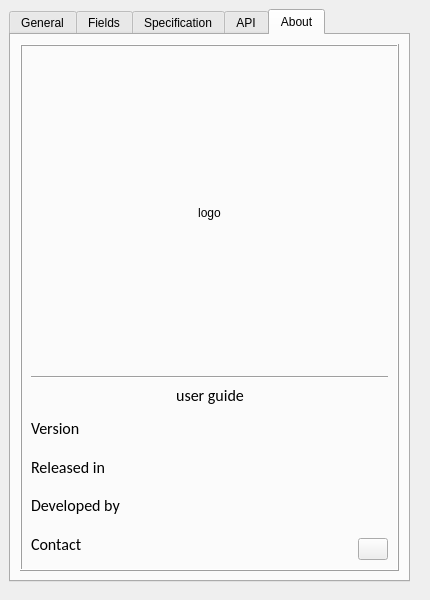
Above: common/gui/forms/settings_window.ui from FedorIvanov37/signal before the change. Below: the same form after it.
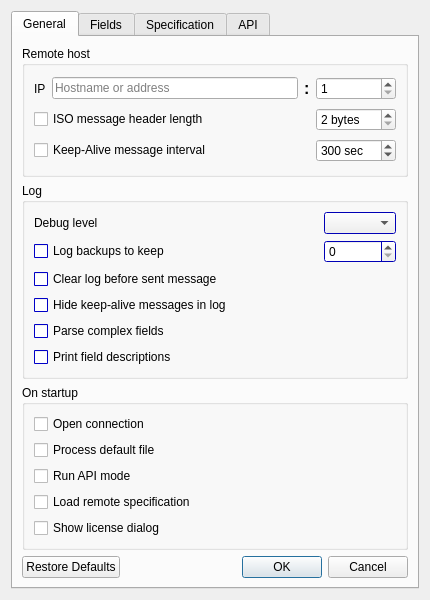
That is the form after the change.

Commit message: Prepare Signal v0.21: core, interfaces, user guide and release tooling

Patch:
```diff
--- a/common/gui/forms/settings_window.ui
+++ b/common/gui/forms/settings_window.ui
@@ -31,15 +31,9 @@
   <property name="windowTitle">
    <string>Signal | Configuration</string>
   </property>
+  <layout class="QGridLayout" name="gridLayout_10">
+   <item row="0" column="0">
   <widget class="QTabWidget" name="MainTabs">
-   <property name="geometry">
-    <rect>
-     <x>9</x>
-     <y>9</y>
-     <width>401</width>
-     <height>573</height>
-    </rect>
-   </property>
    <property name="currentIndex">
     <number>4</number>
    </property>
@@ -142,7 +136,7 @@
         <item row="1" column="0">
          <widget class="QCheckBox" name="HeaderLengthMode">
           <property name="text">
-           <string>ISO Message header length</string>
+             <string>ISO message header length</string>
           </property>
          </widget>
         </item>
@@ -210,13 +204,13 @@
           <property name="minimumSize">
            <size>
             <width>80</width>
-            <height>20</height>
+              <height>0</height>
            </size>
           </property>
           <property name="maximumSize">
            <size>
             <width>55</width>
-            <height>20</height>
+              <height>16777215</height>
            </size>
           </property>
           <property name="buttonSymbols">
@@ -328,7 +322,7 @@
         <item row="3" column="0" colspan="2">
          <widget class="QCheckBox" name="ReduceKeepAlive">
           <property name="text">
-           <string>Hide Keep-Alive in log</string>
+             <string>Hide keep-alive messages in log</string>
           </property>
          </widget>
         </item>
@@ -411,7 +405,7 @@
         <item row="5" column="0" colspan="2">
          <widget class="QCheckBox" name="PrintDescription">
           <property name="text">
-           <string>Print fields description</string>
+             <string>Print field descriptions</string>
           </property>
          </widget>
         </item>
@@ -431,7 +425,7 @@
         <item row="1" column="0">
          <widget class="QCheckBox" name="LogBackupStorageExists">
           <property name="text">
-           <string>Logfiles backup storage depth</string>
+             <string>Log backups to keep</string>
           </property>
          </widget>
         </item>
@@ -960,431 +954,10 @@
      </item>
     </layout>
    </widget>
-   <widget class="QWidget" name="About">
-    <attribute name="title">
-     <string>About</string>
-    </attribute>
-    <layout class="QGridLayout" name="gridLayout_12">
-     <item row="0" column="0">
-      <widget class="QFrame" name="frame">
-       <property name="frameShape">
-        <enum>QFrame::Box</enum>
-       </property>
-       <property name="frameShadow">
-        <enum>QFrame::Raised</enum>
-       </property>
-       <layout class="QGridLayout" name="gridLayout_11">
-        <item row="0" column="1">
-         <spacer name="verticalSpacer_7">
-          <property name="orientation">
-           <enum>Qt::Vertical</enum>
-          </property>
-          <property name="sizeHint" stdset="0">
-           <size>
-            <width>20</width>
-            <height>40</height>
-           </size>
-          </property>
-         </spacer>
-        </item>
-        <item row="1" column="0">
-         <spacer name="horizontalSpacer_4">
-          <property name="orientation">
-           <enum>Qt::Horizontal</enum>
-          </property>
-          <property name="sizeHint" stdset="0">
-           <size>
-            <width>146</width>
-            <height>20</height>
-           </size>
-          </property>
-         </spacer>
-        </item>
-        <item row="1" column="1">
-         <widget class="QLabel" name="logoLabel">
-          <property name="sizePolicy">
-           <sizepolicy hsizetype="Fixed" vsizetype="Fixed">
-            <horstretch>0</horstretch>
-            <verstretch>0</verstretch>
-           </sizepolicy>
-          </property>
-          <property name="minimumSize">
-           <size>
-            <width>0</width>
-            <height>0</height>
-           </size>
-          </property>
-          <property name="maximumSize">
-           <size>
-            <width>3000</width>
-            <height>5000</height>
-           </size>
-          </property>
-          <property name="frameShape">
-           <enum>QFrame::NoFrame</enum>
-          </property>
-          <property name="frameShadow">
-           <enum>QFrame::Plain</enum>
-          </property>
-          <property name="text">
-           <string>logo</string>
-          </property>
-          <property name="scaledContents">
-           <bool>true</bool>
-          </property>
-          <property name="alignment">
-           <set>Qt::AlignCenter</set>
-          </property>
-         </widget>
-        </item>
-        <item row="1" column="2">
-         <spacer name="horizontalSpacer_8">
-          <property name="orientation">
-           <enum>Qt::Horizontal</enum>
-          </property>
-          <property name="sizeHint" stdset="0">
-           <size>
-            <width>145</width>
-            <height>20</height>
-           </size>
-          </property>
-         </spacer>
-        </item>
-        <item row="2" column="1">
-         <spacer name="verticalSpacer_6">
-          <property name="orientation">
-           <enum>Qt::Vertical</enum>
-          </property>
-          <property name="sizeHint" stdset="0">
-           <size>
-            <width>20</width>
-            <height>40</height>
-           </size>
-          </property>
-         </spacer>
-        </item>
-        <item row="3" column="0" colspan="3">
-         <widget class="Line" name="line">
-          <property name="orientation">
-           <enum>Qt::Horizontal</enum>
-          </property>
-         </widget>
-        </item>
-        <item row="4" column="0" colspan="3">
-         <layout class="QHBoxLayout" name="horizontalLayout_5">
-          <item>
-           <spacer name="horizontalSpacer_10">
-            <property name="orientation">
-             <enum>Qt::Horizontal</enum>
-            </property>
-            <property name="sizeHint" stdset="0">
-             <size>
-              <width>40</width>
-              <height>20</height>
-             </size>
-            </property>
-           </spacer>
-          </item>
-          <item>
-           <widget class="QLabel" name="UserGuideLink">
-            <property name="font">
-             <font>
-              <family>Calibri</family>
-              <pointsize>12</pointsize>
-             </font>
-            </property>
-            <property name="text">
-             <string>user guide</string>
-            </property>
-            <property name="alignment">
-             <set>Qt::AlignCenter</set>
-            </property>
-           </widget>
-          </item>
-          <item>
-           <spacer name="horizontalSpacer_11">
-            <property name="orientation">
-             <enum>Qt::Horizontal</enum>
-            </property>
-            <property name="sizeHint" stdset="0">
-             <size>
-              <width>40</width>
-              <height>20</height>
-             </size>
-            </property>
-           </spacer>
-          </item>
-         </layout>
-        </item>
-        <item row="5" column="0" colspan="3">
-         <layout class="QHBoxLayout" name="horizontalLayout_13">
-          <item>
-           <layout class="QVBoxLayout" name="verticalLayout_2">
-            <item>
-             <widget class="QLabel" name="VersionLabel">
-              <property name="palette">
-               <palette>
-                <active>
-                 <colorrole role="Text">
-                  <brush brushstyle="SolidPattern">
-                   <color alpha="255">
-                    <red>0</red>
-                    <green>0</green>
-                    <blue>127</blue>
-                   </color>
-                  </brush>
-                 </colorrole>
-                </active>
-                <inactive>
-                 <colorrole role="Text">
-                  <brush brushstyle="SolidPattern">
-                   <color alpha="255">
-                    <red>0</red>
-                    <green>0</green>
-                    <blue>127</blue>
-                   </color>
-                  </brush>
-                 </colorrole>
-                </inactive>
-                <disabled>
-                 <colorrole role="Text">
-                  <brush brushstyle="SolidPattern">
-                   <color alpha="255">
-                    <red>120</red>
-                    <green>120</green>
-                    <blue>120</blue>
-                   </color>
-                  </brush>
-                 </colorrole>
-                </disabled>
-               </palette>
-              </property>
-              <property name="font">
-               <font>
-                <family>Calibri</family>
-                <pointsize>12</pointsize>
-               </font>
-              </property>
-              <property name="text">
-               <string>Version</string>
-              </property>
-              <property name="textInteractionFlags">
-               <set>Qt::NoTextInteraction</set>
-              </property>
-             </widget>
-            </item>
-            <item>
-             <widget class="QLabel" name="ReleaseLabel">
-              <property name="palette">
-               <palette>
-                <active>
-                 <colorrole role="Text">
-                  <brush brushstyle="SolidPattern">
-                   <color alpha="255">
-                    <red>0</red>
-                    <green>0</green>
-                    <blue>127</blue>
-                   </color>
-                  </brush>
-                 </colorrole>
-                </active>
-                <inactive>
-                 <colorrole role="Text">
-                  <brush brushstyle="SolidPattern">
-                   <color alpha="255">
-                    <red>0</red>
-                    <green>0</green>
-                    <blue>127</blue>
-                   </color>
-                  </brush>
-                 </colorrole>
-                </inactive>
-                <disabled>
-                 <colorrole role="Text">
-                  <brush brushstyle="SolidPattern">
-                   <color alpha="255">
-                    <red>120</red>
-                    <green>120</green>
-                    <blue>120</blue>
-                   </color>
-                  </brush>
-                 </colorrole>
-                </disabled>
-               </palette>
-              </property>
-              <property name="font">
-               <font>
-                <family>Calibri</family>
-                <pointsize>12</pointsize>
-               </font>
-              </property>
-              <property name="text">
-               <string>Released in</string>
-              </property>
-              <property name="textInteractionFlags">
-               <set>Qt::NoTextInteraction</set>
-              </property>
-             </widget>
-            </item>
-            <item>
-             <widget class="QLabel" name="AuthorLabel">
-              <property name="palette">
-               <palette>
-                <active>
-                 <colorrole role="Text">
-                  <brush brushstyle="SolidPattern">
-                   <color alpha="255">
-                    <red>0</red>
-                    <green>0</green>
-                    <blue>127</blue>
-                   </color>
-                  </brush>
-                 </colorrole>
-                </active>
-                <inactive>
-                 <colorrole role="Text">
-                  <brush brushstyle="SolidPattern">
-                   <color alpha="255">
-                    <red>0</red>
-                    <green>0</green>
-                    <blue>127</blue>
-                   </color>
-                  </brush>
-                 </colorrole>
-                </inactive>
-                <disabled>
-                 <colorrole role="Text">
-                  <brush brushstyle="SolidPattern">
-                   <color alpha="255">
-                    <red>120</red>
-                    <green>120</green>
-                    <blue>120</blue>
-                   </color>
-                  </brush>
-                 </colorrole>
-                </disabled>
-               </palette>
-              </property>
-              <property name="font">
-               <font>
-                <family>Calibri</family>
-                <pointsize>12</pointsize>
-               </font>
-              </property>
-              <property name="text">
-               <string>Developed by</string>
-              </property>
-              <property name="textInteractionFlags">
-               <set>Qt::NoTextInteraction</set>
-              </property>
-             </widget>
-            </item>
-            <item>
-             <widget class="QLabel" name="ContactLabel">
-              <property name="palette">
-               <palette>
-                <active>
-                 <colorrole role="Text">
-                  <brush brushstyle="SolidPattern">
-                   <color alpha="255">
-                    <red>0</red>
-                    <green>0</green>
-                    <blue>127</blue>
-                   </color>
-                  </brush>
-                 </colorrole>
-                </active>
-                <inactive>
-                 <colorrole role="Text">
-                  <brush brushstyle="SolidPattern">
-                   <color alpha="255">
-                    <red>0</red>
-                    <green>0</green>
-                    <blue>127</blue>
-                   </color>
-                  </brush>
-                 </colorrole>
-                </inactive>
-                <disabled>
-                 <colorrole role="Text">
-                  <brush brushstyle="SolidPattern">
-                   <color alpha="255">
-                    <red>120</red>
-                    <green>120</green>
-                    <blue>120</blue>
-                   </color>
-                  </brush>
-                 </colorrole>
-                </disabled>
-               </palette>
-              </property>
-              <property name="font">
-               <font>
-                <family>Calibri</family>
-                <pointsize>12</pointsize>
-               </font>
-              </property>
-              <property name="text">
-               <string>Contact</string>
-              </property>
-              <property name="textInteractionFlags">
-               <set>Qt::LinksAccessibleByMouse</set>
-              </property>
-             </widget>
-            </item>
-           </layout>
-          </item>
-          <item>
-           <spacer name="horizontalSpacer_3">
-            <property name="orientation">
-             <enum>Qt::Horizontal</enum>
-            </property>
-            <property name="sizeHint" stdset="0">
-             <size>
-              <width>40</width>
-              <height>20</height>
-             </size>
-            </property>
-           </spacer>
-          </item>
-          <item>
-           <layout class="QVBoxLayout" name="verticalLayout_4">
-            <item>
-             <spacer name="verticalSpacer_5">
-              <property name="orientation">
-               <enum>Qt::Vertical</enum>
-              </property>
-              <property name="sizeHint" stdset="0">
-               <size>
-                <width>20</width>
-                <height>40</height>
-               </size>
-              </property>
-             </spacer>
-            </item>
-            <item>
-             <widget class="QPushButton" name="MusicOnOfButton">
-              <property name="maximumSize">
-               <size>
-                <width>30</width>
-                <height>24</height>
-               </size>
-              </property>
-              <property name="text">
-               <string/>
-              </property>
-             </widget>
-            </item>
-           </layout>
-          </item>
-         </layout>
-        </item>
-       </layout>
-      </widget>
-     </item>
-    </layout>
-   </widget>
-  </widget>
+
+    </widget>
+   </item>
+  </layout>
  </widget>
  <resources/>
  <connections/>
```
Left out of the diff: 24 changed lines with no effect on the pictures. Lines whose indentation alone changed are shown as unchanged. The commit also changes 189 other files.
